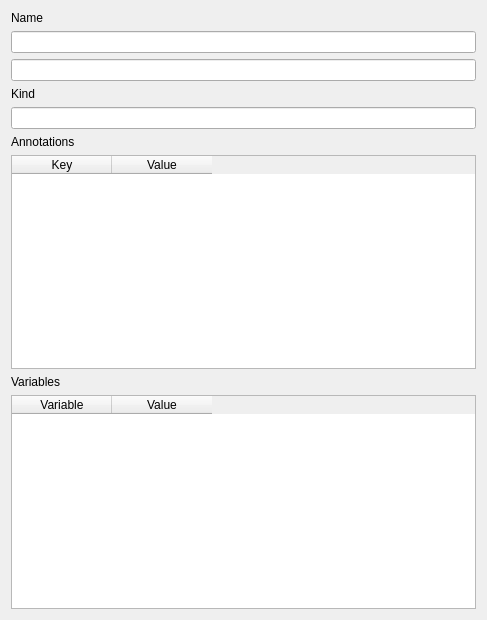
This is freecad/PyrateWorkbench/Qt/dlg_cwov_edit.ui in mess42/pyrate as Qt 5 draws it before an edit. The edited form follows.
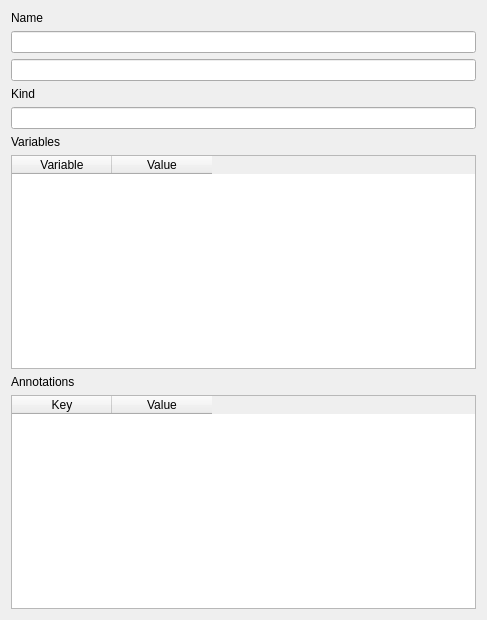
This is the edited form.

Commit message: ui: freecad interface for class with optimizable variables

```diff
--- a/freecad/PyrateWorkbench/Qt/dlg_cwov_edit.ui
+++ b/freecad/PyrateWorkbench/Qt/dlg_cwov_edit.ui
@@ -14,16 +14,6 @@
    <string>Dialog</string>
   </property>
   <layout class="QGridLayout" name="gridLayout">
-   <item row="5" column="0">
-    <widget class="QLabel" name="label_annotations">
-     <property name="text">
-      <string>Annotations</string>
-     </property>
-     <property name="wordWrap">
-      <bool>true</bool>
-     </property>
-    </widget>
-   </item>
    <item row="7" column="0">
     <widget class="QLabel" name="label_variables">
      <property name="text">
@@ -44,18 +34,11 @@
      </property>
     </widget>
    </item>
-   <item row="6" column="0">
-    <widget class="QTableWidget" name="tableWidget_annotations">
-     <column>
-      <property name="text">
-       <string>Key</string>
-      </property>
-     </column>
-     <column>
-      <property name="text">
-       <string>Value</string>
-      </property>
-     </column>
+   <item row="4" column="0">
+    <widget class="QLineEdit" name="lineEdit_kind">
+     <property name="readOnly">
+      <bool>true</bool>
+     </property>
     </widget>
    </item>
    <item row="0" column="0">
@@ -82,8 +65,29 @@
      </column>
     </widget>
    </item>
-   <item row="4" column="0">
-    <widget class="QLineEdit" name="lineEdit_kind"/>
+   <item row="10" column="0">
+    <widget class="QTableWidget" name="tableWidget_annotations">
+     <column>
+      <property name="text">
+       <string>Key</string>
+      </property>
+     </column>
+     <column>
+      <property name="text">
+       <string>Value</string>
+      </property>
+     </column>
+    </widget>
+   </item>
+   <item row="9" column="0">
+    <widget class="QLabel" name="label_annotations">
+     <property name="text">
+      <string>Annotations</string>
+     </property>
+     <property name="wordWrap">
+      <bool>true</bool>
+     </property>
+    </widget>
    </item>
   </layout>
  </widget>
```
Left out of the diff: 6 changed lines with no effect on the pictures. The commit also changes 1 other file.
